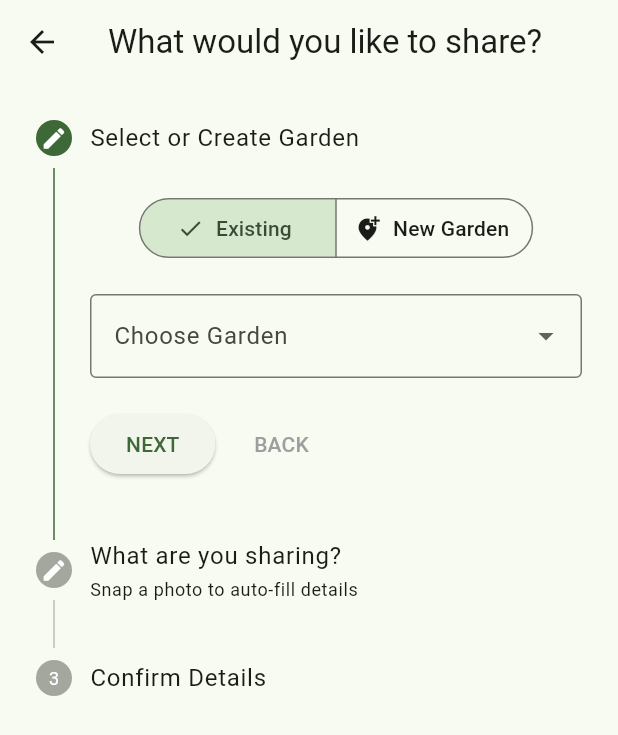
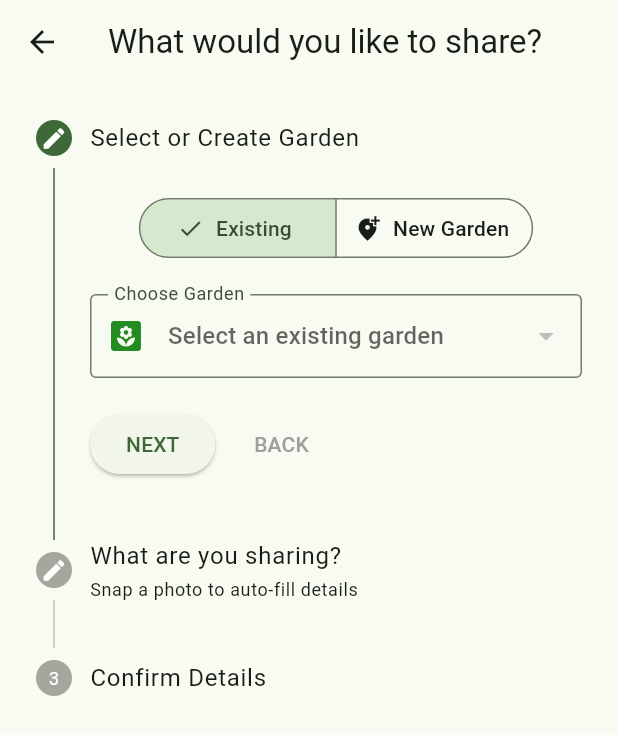
Before and after one commit to javigome/once_upon_a_yard, a Flutter app: the AddHarvestScreen screen opened directly, on a phone screen of 412 x 824 dp. Shown: the top 735 px of the screen. Run offline on Flutter 3.47's test engine with Material 3 defaults, Android fonts, the phone set to English and light mode, and no system bars; our stand-ins replace cloud_firestore, firebase_auth, firebase_core, firebase_storage, geolocator, google_generative_ai and 3 more; missing offline and left inert: firebase_app_check; accounts and stored records are empty; Roboto replaces fonts that are missing (Nunito).

Commit message:
update add harvest to include garden, update card to display new data

```diff
--- a/lib/models/harvest_spot.dart
+++ b/lib/models/harvest_spot.dart
@@ -11,6 +11,8 @@ class HarvestSpot {
   final String privacyLevel; // exact, blurred, chat_only
   final DateTime? createdAt;
   final bool isActive;
+  final String garden;
+  final String gardenDescription;
 
   HarvestSpot({
     required this.id,
@@ -21,6 +23,8 @@ class HarvestSpot {
     required this.imageUrl,
     required this.location,
     required this.privacyLevel,
+    required this.garden,
+    required this.gardenDescription,
     this.createdAt,
     this.isActive = true,
   });
@@ -39,6 +43,8 @@ class HarvestSpot {
       privacyLevel: data['privacyLevel'] ?? 'blurred',
       createdAt: (data['createdAt'] as Timestamp?)?.toDate(),
       isActive: data['isActive'] ?? true,
+      garden: data['garden'] ?? '',
+      gardenDescription: data['gardenDescription'] ?? '',
     );
   }
 
@@ -54,6 +60,8 @@ class HarvestSpot {
       'privacyLevel': privacyLevel,
       'createdAt': createdAt ?? FieldValue.serverTimestamp(),
       'isActive': isActive,
+      'garden': garden,
+      'gardenDescription': gardenDescription
     };
   }
 }
--- a/lib/screens/add_harvest.dart
+++ b/lib/screens/add_harvest.dart
@@ -1,5 +1,6 @@
 import 'dart:io';
 import 'dart:typed_data';
+import 'package:cloud_firestore/cloud_firestore.dart';
 import 'package:flutter/material.dart';
 import 'package:image_picker/image_picker.dart';
 import 'package:once_upon_a_yard/services/auth_services.dart';
@@ -18,11 +19,18 @@ class _AddHarvestScreenState extends State<AddHarvestScreen> {
   int _currentStep = 0;
   bool _isAnalyzing = false;
   File? _selectedImage;
+    final user = AuthService().currentUserId;
+   // Services
+  final ImagePicker _picker = ImagePicker();
+  final AIService _aiService = AIService();
+  final firestoreService = FirestoreService();
 
   // Form Controllers
   final TextEditingController _nameController = TextEditingController();
   final TextEditingController _descController = TextEditingController();
-  final user = AuthService().currentUserId;
+      // Controllers for the New Garden form
+  final TextEditingController _gardenNameController = TextEditingController();
+  final TextEditingController _gardenDescriptionController = TextEditingController();
 
   // Form State
   String _selectedCategory = 'Fruit';
@@ -30,13 +38,7 @@ class _AddHarvestScreenState extends State<AddHarvestScreen> {
   final List<String> _categories = ['Fruit', 'Herb', 'Flower', 'Vegetable', 'Other'];
   bool _isNewGarden = false;
   String? _selectedGarden;
-  // Services
-  final ImagePicker _picker = ImagePicker();
-  final AIService _aiService = AIService();
-    // Controllers for the New Garden form
-  final TextEditingController _gardenNameController = TextEditingController();
-  final TextEditingController _gardendescriptionController = TextEditingController();
-  final List<String> _existingGardens = ['Backyard Veggies', 'Front Porch Herbs', 'Community Plot'];
+  // late List<String> _existingGardens;
 
   // --- LOGIC: AI PLANT ID ---
   Future<void> _pickAndIdentifyImage(ImageSource source) async {
@@ -116,7 +118,6 @@ class _AddHarvestScreenState extends State<AddHarvestScreen> {
       );
 
       // 2. Call the Service
-      final firestoreService = FirestoreService();
       await firestoreService.addHarvestSpot(
         imageFile: _selectedImage!,
         plantName: _nameController.text,
@@ -124,6 +125,8 @@ class _AddHarvestScreenState extends State<AddHarvestScreen> {
         description: _descController.text,
         lat: position.latitude,
         lng: position.longitude,
+        garden: _selectedGarden?.split(',').first ?? _gardenNameController.text,
+        gardenDescription: _selectedGarden?.split(',').last ?? _gardenDescriptionController.text,
         privacyLevel: _privacyLevel,
         // months: [],
         ownerId: user
@@ -147,7 +150,44 @@ class _AddHarvestScreenState extends State<AddHarvestScreen> {
       );
     }
   }
+Widget _buildExistingGardenDropdown(String userId) {
+  return StreamBuilder<QuerySnapshot>(
+    // Fetching the gardens collection
+    stream: FirebaseFirestore.instance.collection('harvest_spots').where('isActive', isEqualTo: true)
+        .where('ownerId', isEqualTo: userId).where('garden', isNotEqualTo: '').snapshots().distinct(),
+    builder: (context, snapshot) {
+      if (snapshot.hasError) {
+        return Text('Error: ${snapshot.error}');
+      }
+      if (snapshot.connectionState == ConnectionState.waiting) {
+        return CircularProgressIndicator();
+      }
 
+      // Convert Firestore documents into a list of DropdownMenuItems
+      List<DropdownMenuItem<String>> gardenItems = snapshot.data!.docs.map((doc) {
+        return DropdownMenuItem<String>(
+          value: '${doc['garden']}, ${doc['gardenDescription']}', // Use document ID as the value
+          child: Text(doc['garden']), // Display the 'name' field
+        );
+      }).toList();
+      return DropdownButtonFormField<String>(
+        decoration: InputDecoration(
+          labelText: 'Choose Garden',
+          border: OutlineInputBorder(),
+          prefixIcon: Icon(Icons.yard, color: const Color(0xFF228B22)),
+        ),
+        value: _selectedGarden,
+        items: gardenItems,
+        onChanged: (val) {
+          setState(() {
+            _selectedGarden = val;
+          });
+        },
+        hint: Text("Select an existing garden"),
+      );
+    },
+  );
+}
   @override
   Widget build(BuildContext context) {
     return Scaffold(
@@ -194,7 +234,7 @@ class _AddHarvestScreenState extends State<AddHarvestScreen> {
           Step(
             isActive: _currentStep >= 0,
             state: _currentStep > 0 ? StepState.complete : StepState.editing,
-            title: Text('Select or Create Garden'),
+            title: const Text('Select or Create Garden'),
             content: Column(
               children: [
                 SegmentedButton<bool>(
@@ -207,31 +247,26 @@ class _AddHarvestScreenState extends State<AddHarvestScreen> {
                     setState(() => _isNewGarden = newSelection.first);
                   },
                 ),
-                SizedBox(height: 20),
+                const SizedBox(height: 20),
                 if (!_isNewGarden)
-                  DropdownButtonFormField<String>(
-                    decoration: InputDecoration(labelText: 'Choose Garden', border: OutlineInputBorder()),
-                    value: _selectedGarden,
-                    items: _existingGardens.map((g) => DropdownMenuItem(value: g, child: Text(g))).toList(),
-                    onChanged: (val) => setState(() => _selectedGarden = val),
-                  )
+                 _buildExistingGardenDropdown(user)
                 else
                   Column(
                     children: [
                       TextFormField(
                         controller: _gardenNameController,
-                        decoration: InputDecoration(labelText: 'Garden Name', border: OutlineInputBorder()),
+                        decoration: const InputDecoration(labelText: 'Garden Name', border: OutlineInputBorder()),
                       ),
                       SizedBox(height: 12),
-                      OutlinedButton.icon(
-                        onPressed: () {}, // Location logic
-                        icon: Icon(Icons.my_location),
-                        label: Text("Get Current Location"),
-                        style: OutlinedButton.styleFrom(minimumSize: Size(double.infinity, 45)),
-                      ),
+                      // OutlinedButton.icon(
+                      //   onPressed: () {}, // Location logic
+                      //   icon: Icon(Icons.my_location),
+                      //   label: Text("Get Current Location"),
+                      //   style: OutlinedButton.styleFrom(minimumSize: Size(double.infinity, 45)),
+                      // ),
                       SizedBox(height: 12),
                       TextFormField(
-                        controller: _gardenNameController,
+                        controller: _gardenDescriptionController,
                         maxLines: 3,
                         decoration: InputDecoration(
                           labelText: 'Description',
--- a/lib/services/firestore_service.dart
+++ b/lib/services/firestore_service.dart
@@ -25,6 +25,8 @@ class FirestoreService {
     required double lng,
     required String privacyLevel, // 'exact', 'blurred', 'chat_only'
     String? ownerId,
+    required String garden,
+    required String gardenDescription
     // required Array months
     }) async {
     try {
@@ -50,7 +52,9 @@ class FirestoreService {
         'privacyLevel': privacyLevel,
         'createdAt': FieldValue.serverTimestamp(),
         'isActive': true,
-        'ownerId': _uid, // Placeholder until Auth is fully linked
+        'ownerId': _uid,
+        'garden': garden,
+        'gardenDescription': gardenDescription
       });
 
     }on FirebaseException catch (e) {
```
Also changed, not shown: lib/screens/home_map.dart (+21 -5 lines).
